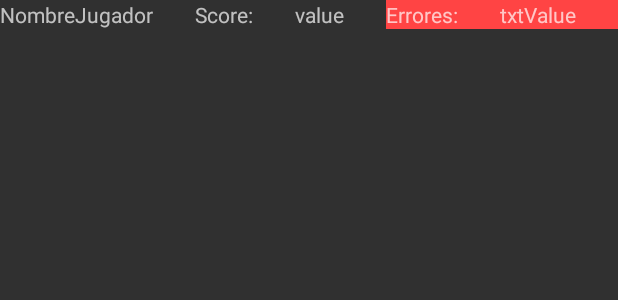
After one commit to Qleoz12/DragDrop_Demo, an Android app: the layout fragment_score.xml on its own in the app's theme, with its tools: preview values and no code run, on a phone screen of 412 x 824 dp. The commit adds this screen. Shown: the top 300 px of the screen. Run offline under Robolectric (Android 15) with nearby library versions, the phone set to English and light mode, and no system bars.

Commit message:
developing Score bar

```diff
--- a/app/build.gradle
+++ b/app/build.gradle
@@ -2,7 +2,7 @@
 
 android {
     compileSdkVersion 25
-    buildToolsVersion "25.0.2"
+    buildToolsVersion '27.0.3'
     defaultConfig {
         applicationId "com.dragdrop_demo"
         minSdkVersion 11
--- /dev/null
+++ b/app/src/main/java/com/dragdrop_demo/ScoreFragment.java
@@ -0,0 +1,111 @@
+package com.dragdrop_demo;
+
+import android.content.Context;
+import android.net.Uri;
+import android.os.Bundle;
+import android.app.Fragment;
+import android.view.LayoutInflater;
+import android.view.View;
+import android.view.ViewGroup;
+
+
+/**
+ * A simple {@link Fragment} subclass.
+ * Activities that contain this fragment must implement the
+ * {@link ScoreFragment.OnFragmentInteractionListener} interface
+ * to handle interaction events.
+ * Use the {@link ScoreFragment#newInstance} factory method to
+ * create an instance of this fragment.
+ */
+public class ScoreFragment extends Fragment
+{
+    // TODO: Rename parameter arguments, choose names that match
+    // the fragment initialization parameters, e.g. ARG_ITEM_NUMBER
+    private static final String ARG_PARAM1 = "param1";
+    private static final String ARG_PARAM2 = "param2";
+
+    // TODO: Rename and change types of parameters
+    private String mParam1;
+    private String mParam2;
+
+    private OnFragmentInteractionListener mListener;
+
+    public ScoreFragment()
+    {
+        // Required empty public constructor
+    }
+
+    /**
+     * Use this factory method to create a new instance of
+     * this fragment using the provided parameters.
+     *
+     * @param param1 Parameter 1.
+     * @param param2 Parameter 2.
+     * @return A new instance of fragment ScoreFragment.
+     */
+    // TODO: Rename and change types and number of parameters
+    public static ScoreFragment newInstance(String param1, String param2)
+    {
+        ScoreFragment fragment = new ScoreFragment();
+        Bundle args = new Bundle();
+        args.putString(ARG_PARAM1, param1);
+        args.putString(ARG_PARAM2, param2);
+        fragment.setArguments(args);
+        return fragment;
+    }
+
+    @Override
+    public void onCreate(Bundle savedInstanceState) {
+        super.onCreate(savedInstanceState);
+        if (getArguments() != null) {
+            mParam1 = getArguments().getString(ARG_PARAM1);
+            mParam2 = getArguments().getString(ARG_PARAM2);
+        }
+    }
+
+    @Override
+    public View onCreateView(LayoutInflater inflater, ViewGroup container,
+                             Bundle savedInstanceState) {
+        // Inflate the layout for this fragment
+        return inflater.inflate(R.layout.fragment_score, container, false);
+    }
+
+    // TODO: Rename method, update argument and hook method into UI event
+    public void onButtonPressed(Uri uri) {
+        if (mListener != null) {
+            mListener.onFragmentInteraction(uri);
+        }
+    }
+
+    @Override
+    public void onAttach(Context context) {
+        super.onAttach(context);
+        if (context instanceof OnFragmentInteractionListener) {
+            mListener = (OnFragmentInteractionListener) context;
+        } else {
+            throw new RuntimeException(context.toString()
+                    + " must implement OnFragmentInteractionListener");
+        }
+    }
+
+    @Override
+    public void onDetach() {
+        super.onDetach();
+        mListener = null;
+    }
+
+    /**
+     * This interface must be implemented by activities that contain this
+     * fragment to allow an interaction in this fragment to be communicated
+     * to the activity and potentially other fragments contained in that
+     * activity.
+     * <p>
+     * See the Android Training lesson <a href=
+     * "http://developer.android.com/training/basics/fragments/communicating.html"
+     * >Communicating with Other Fragments</a> for more information.
+     */
+    public interface OnFragmentInteractionListener {
+        // TODO: Update argument type and name
+        void onFragmentInteraction(Uri uri);
+    }
+}
--- /dev/null
+++ b/app/src/main/res/layout-v14/fragment_score.xml
@@ -0,0 +1,60 @@
+<?xml version="1.0" encoding="utf-8"?>
+<FrameLayout xmlns:android="http://schemas.android.com/apk/res/android"
+    xmlns:tools="http://schemas.android.com/tools"
+    android:layout_width="match_parent"
+    android:layout_height="match_parent"
+    tools:context=".ScoreFragment">
+
+    <!-- TODO: Update blank fragment layout -->
+
+    <LinearLayout
+        android:id="@+id/bar"
+        android:layout_width="match_parent"
+        android:layout_height="match_parent"
+        android:orientation="horizontal">
+
+        <LinearLayout
+            android:layout_width="wrap_content"
+            android:layout_height="wrap_content"
+            android:layout_weight="1"
+            android:orientation="vertical">
+
+            <TextView
+                android:id="@+id/textView3"
+                android:layout_width="match_parent"
+                android:layout_height="wrap_content"
+                android:layout_weight="1"
+                android:text="NombreJugador" />
+        </LinearLayout>
+
+        <TextView
+            android:id="@+id/textScore"
+            android:layout_width="wrap_content"
+            android:layout_height="wrap_content"
+            android:layout_weight="1"
+            android:text="Score:" />
+
+        <TextView
+            android:id="@+id/textvalue"
+            android:layout_width="wrap_content"
+            android:layout_height="wrap_content"
+            android:layout_weight="1"
+            android:text="value" />
+
+        <TextView
+            android:id="@+id/textErrores"
+            android:layout_width="wrap_content"
+            android:layout_height="wrap_content"
+            android:layout_weight="1"
+            android:background="@android:color/holo_red_light"
+            android:text="Errores:" />
+
+        <TextView
+            android:id="@+id/textValueErrores"
+            android:layout_width="wrap_content"
+            android:layout_height="wrap_content"
+            android:layout_weight="1"
+            android:background="@android:color/holo_red_light"
+            android:text="txtValue" />
+    </LinearLayout>
+</FrameLayout>
--- /dev/null
+++ b/app/src/main/res/layout/fragment_score.xml
@@ -0,0 +1,60 @@
+<?xml version="1.0" encoding="utf-8"?>
+<FrameLayout xmlns:android="http://schemas.android.com/apk/res/android"
+    xmlns:tools="http://schemas.android.com/tools"
+    android:layout_width="match_parent"
+    android:layout_height="match_parent"
+    tools:context=".ScoreFragment">
+
+    <!-- TODO: Update blank fragment layout -->
+
+    <LinearLayout
+        android:id="@+id/bar"
+        android:layout_width="match_parent"
+        android:layout_height="match_parent"
+        android:orientation="horizontal">
+
+        <LinearLayout
+            android:layout_width="wrap_content"
+            android:layout_height="wrap_content"
+            android:layout_weight="1"
+            android:orientation="vertical">
+
+            <TextView
+                android:id="@+id/textView3"
+                android:layout_width="match_parent"
+                android:layout_height="wrap_content"
+                android:layout_weight="1"
+                android:text="NombreJugador" />
+        </LinearLayout>
+
+        <TextView
+            android:id="@+id/textScore"
+            android:layout_width="wrap_content"
+            android:layout_height="wrap_content"
+            android:layout_weight="1"
+            android:text="Score:" />
+
+        <TextView
+            android:id="@+id/textvalue"
+            android:layout_width="wrap_content"
+            android:layout_height="wrap_content"
+            android:layout_weight="1"
+            android:text="value" />
+
+        <TextView
+            android:id="@+id/textErrores"
+            android:layout_width="wrap_content"
+            android:layout_height="wrap_content"
+            android:layout_weight="1"
+            android:background="@android:color/holo_red_light"
+            android:text="Errores:" />
+
+        <TextView
+            android:id="@+id/textValueErrores"
+            android:layout_width="wrap_content"
+            android:layout_height="wrap_content"
+            android:layout_weight="1"
+            android:background="@android:color/holo_red_light"
+            android:text="txtValue" />
+    </LinearLayout>
+</FrameLayout>
--- a/app/src/main/res/values/strings.xml
+++ b/app/src/main/res/values/strings.xml
@@ -2,4 +2,7 @@
     <string name="app_name">Drag &amp; Drop Demo</string>
     <string name="draggable_text">Draggable Text</string>
     <string name="draggable_button">Draggable Button</string>
+
+    <!-- TODO: Remove or change this placeholder text -->
+    <string name="hello_blank_fragment">Hello blank fragment</string>
 </resources>
--- a/build.gradle
+++ b/build.gradle
@@ -3,9 +3,10 @@
 buildscript {
     repositories {
         jcenter()
+        google()
     }
     dependencies {
-        classpath 'com.android.tools.build:gradle:2.3.0'
+        classpath 'com.android.tools.build:gradle:3.1.3'
 
         // NOTE: Do not place your application dependencies here; they belong
         // in the individual module build.gradle files
```
